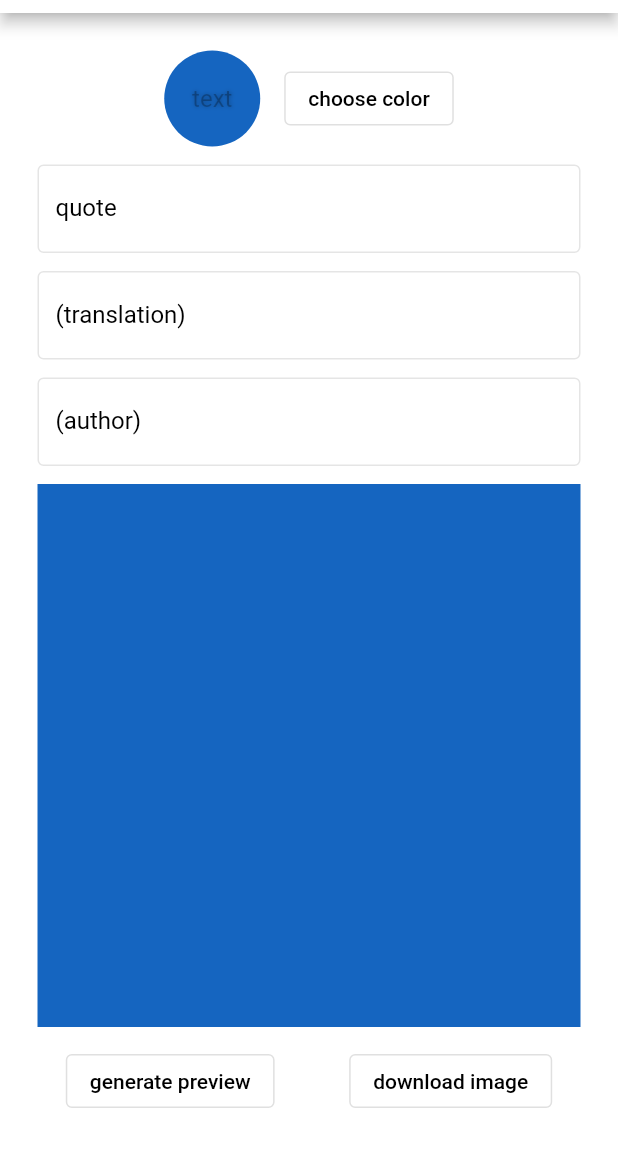
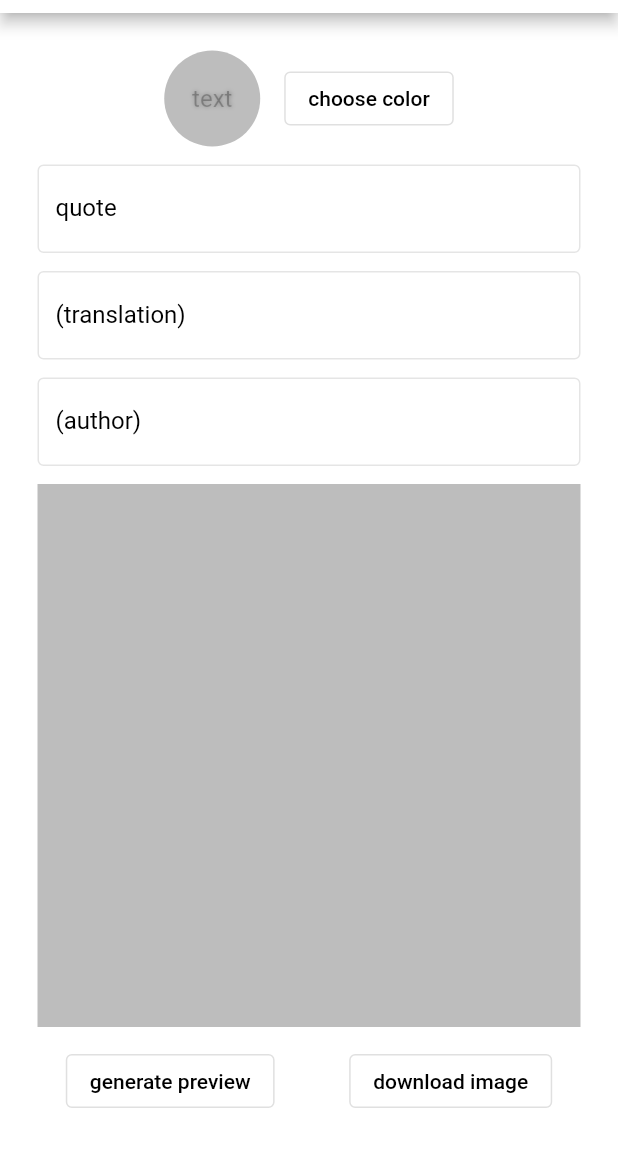
Before and after one commit to abduyild/QuoteImager, a Flutter app: the screen it shows after launch, on a phone screen of 412 x 824 dp, the part 71-1236 px from its top. Run offline on Flutter 3.47's test engine with Material 2 defaults, Android fonts, the light colour scheme and no system bars; drawn by our look-alikes of screenshot; our stand-ins replace google_fonts, image_gallery_saver, permission_handler, shared_preferences; missing offline and left inert: flutter_material_color_picker.

Commit message:
added some features & bugfixexs

```diff
--- a/lib/main.dart
+++ b/lib/main.dart
@@ -1,6 +1,5 @@
 import 'package:flutter/material.dart';
 import 'package:flutter/rendering.dart';
-import 'package:getwidget/getwidget.dart';
 import 'package:flutter_material_color_picker/flutter_material_color_picker.dart';
 import 'package:google_fonts/google_fonts.dart';
 import 'package:shared_preferences/shared_preferences.dart';
@@ -18,7 +17,7 @@ class MyApp extends StatelessWidget {
   @override
   Widget build(BuildContext context) {
     return MaterialApp(
-      title: 'Flutter Demo',
+      title: 'QuoteImager',
       theme: ThemeData(
         brightness: Brightness.light,
         primaryColor: Colors.white,
@@ -57,41 +56,31 @@ class MyHomePage extends StatefulWidget {
 class _MyHomePageState extends State<MyHomePage> {
   // Use temp variable to only update color when press dialog 'submit' button
   Color? _tempShadeColor;
-  Color? _shadeColor = Colors.blue[800];
+  Color? _backgroundColor = Colors.black26;
   Color _textShadeColor = Colors.black26;
 
   ScreenshotController screenshotController = ScreenshotController();
-
-  int _counter = 0;
-
   final GlobalKey genKey = GlobalKey();
 
   @override
   void initState() {
+    _requestPermission();
     super.initState();
-
-    _requestPermission();
-  }
-
-  void _incrementCounter() {
-    setState(() {
-      _counter++;
-    });
   }
 
   _read() async {
     final prefs = await SharedPreferences.getInstance();
-    final value = prefs.getString("color") ?? "";
-    if (value.isNotEmpty) {
+    final color = prefs.getString("color") ?? "";
+    if (color.isNotEmpty) {
       setState(() {
-        _shadeColor = Color(int.parse(value));
+        _backgroundColor = Color(int.parse(color));
       });
     }
   }
 
-  _save(Color color) async {
+  _save(String key, String value) async {
     final prefs = await SharedPreferences.getInstance();
-    prefs.setString("color", color.value.toString());
+    prefs.setString(key, value);
   }
 
   @override
@@ -112,7 +101,7 @@ class _MyHomePageState extends State<MyHomePage> {
                   mainAxisAlignment: MainAxisAlignment.center,
                   children: [
                     CircleAvatar(
-                      backgroundColor: _shadeColor,
+                      backgroundColor: _backgroundColor,
                       radius: 32.0,
                       child: Text("text",
                           style: TextStyle(
@@ -191,8 +180,7 @@ class _MyHomePageState extends State<MyHomePage> {
           ),
           SizedBox(height: 12.0),
           TextFormField(
-            keyboardType: TextInputType.multiline,
-            maxLines: null,
+            keyboardType: TextInputType.text,
             textInputAction: TextInputAction.done,
             onEditingComplete: () => node.nextFocus(),
             decoration: const InputDecoration(
@@ -265,16 +253,19 @@ class _MyHomePageState extends State<MyHomePage> {
 
   Widget getImage(double maxWidth) {
     return Container(
-        color: _shadeColor,
+        color: _backgroundColor,
         height: maxWidth,
         width: maxWidth,
         child: Padding(
             padding: const EdgeInsets.all(20.0),
             child: Column(
+              crossAxisAlignment: CrossAxisAlignment.center,
               mainAxisAlignment: MainAxisAlignment.center,
               children: <Widget>[
                 Flexible(
-                    child: Text(quote,
+                    child: Text(
+                  quote,
+                  softWrap: true,
                   style: GoogleFonts.cormorantGaramond(
                       color: _textShadeColor,
                       shadows: <Shadow>[
@@ -283,13 +274,34 @@ class _MyHomePageState extends State<MyHomePage> {
                           blurRadius: 3.0,
                           color: _textShadeColor,
                         )
-                            ]))),
-                const SizedBox(height: 24.0),
+                      ]),
+                  textAlign: TextAlign.center,
+                )),
+                SizedBox(height: 8.0),
                 translation.isEmpty
+                    ? Container()
+                    : Flexible(
+                        child: Text(
+                        translation,
+                        softWrap: true,
+                        style: GoogleFonts.cormorantGaramond(
+                            color: _textShadeColor,
+                            shadows: <Shadow>[
+                              Shadow(
+                                offset: Offset(0.3, 0.3),
+                                blurRadius: 3.0,
+                                color: _textShadeColor,
+                              )
+                            ]),
+                        textAlign: TextAlign.center,
+                      )),
+                const SizedBox(height: 8.0),
+                author.isEmpty
                     ? Container()
                     : Container(
                         child: Flexible(
-                            child: Text(translation,
+                            child: Text(
+                        author,
                         overflow: TextOverflow.ellipsis,
                         style: GoogleFonts.cormorantGaramond(
                             color: _textShadeColor,
@@ -299,23 +311,9 @@ class _MyHomePageState extends State<MyHomePage> {
                                 blurRadius: 3.0,
                                 color: _textShadeColor,
                               )
-                                    ])))),
-                const SizedBox(height: 24.0),
-                author.isEmpty
-                    ? Container()
-                    : Container(
-                        child: Flexible(
-                            child: Text(author,
-                                overflow: TextOverflow.ellipsis,
-                                style: GoogleFonts.cormorantGaramond(
-                                    color: _textShadeColor,
-                                    shadows: <Shadow>[
-                                      Shadow(
-                                        offset: Offset(0.3, 0.3),
-                                        blurRadius: 3.0,
-                                        color: _textShadeColor,
-                                      )
-                                    ])))),
+                            ]),
+                        textAlign: TextAlign.center,
+                      ))),
               ],
             )));
   }
@@ -344,10 +342,10 @@ class _MyHomePageState extends State<MyHomePage> {
               onPressed: () {
                 Navigator.of(context).pop();
                 setState(() {
-                  _shadeColor = _tempShadeColor;
-                  _save(_shadeColor!);
-                  _textShadeColor = _shadeColor!.computeLuminance() > 0.5
-                      ? Colors.black26.withOpacity(0.5)
+                  _backgroundColor = _tempShadeColor;
+                  _save("color", _backgroundColor!.value.toString());
+                  _textShadeColor = _backgroundColor!.computeLuminance() > 0.5
+                      ? Colors.black26.withOpacity(0.6)
                       : Colors.white24.withOpacity(0.8);
                 });
               },
@@ -362,7 +360,7 @@ class _MyHomePageState extends State<MyHomePage> {
     _openDialog(
       "color menu",
       MaterialColorPicker(
-        selectedColor: _shadeColor,
+        selectedColor: _backgroundColor,
         onColorChange: (color) => setState(() => _tempShadeColor = color),
       ),
     );
```
Lines whose indentation alone changed are shown as unchanged.
